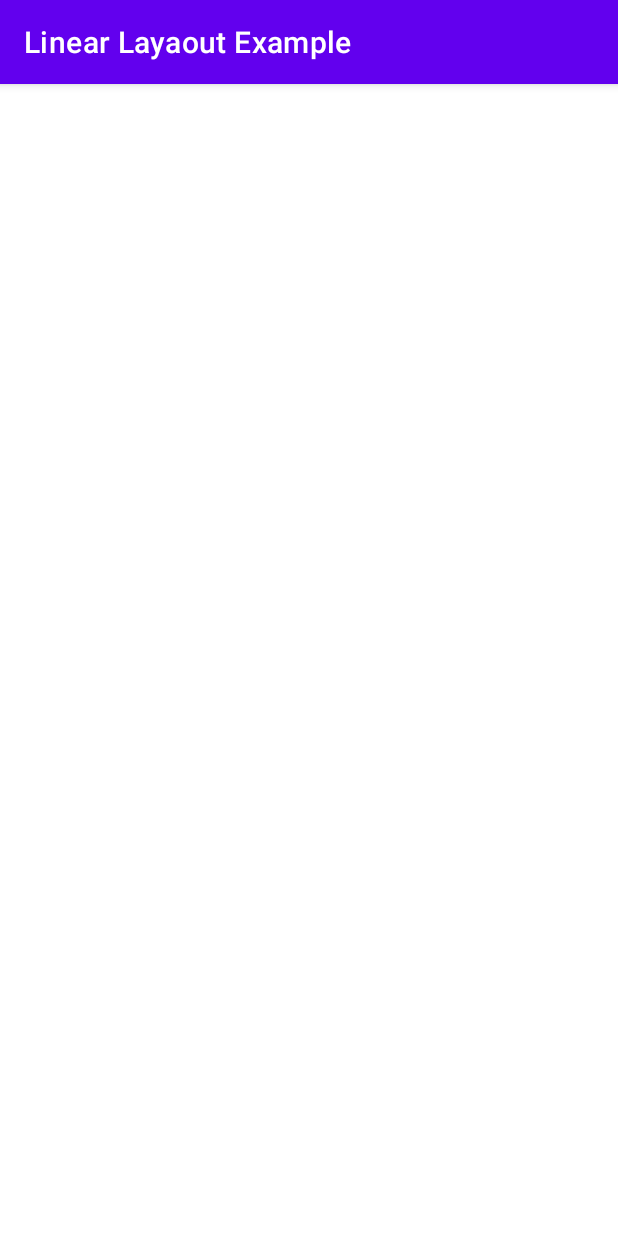
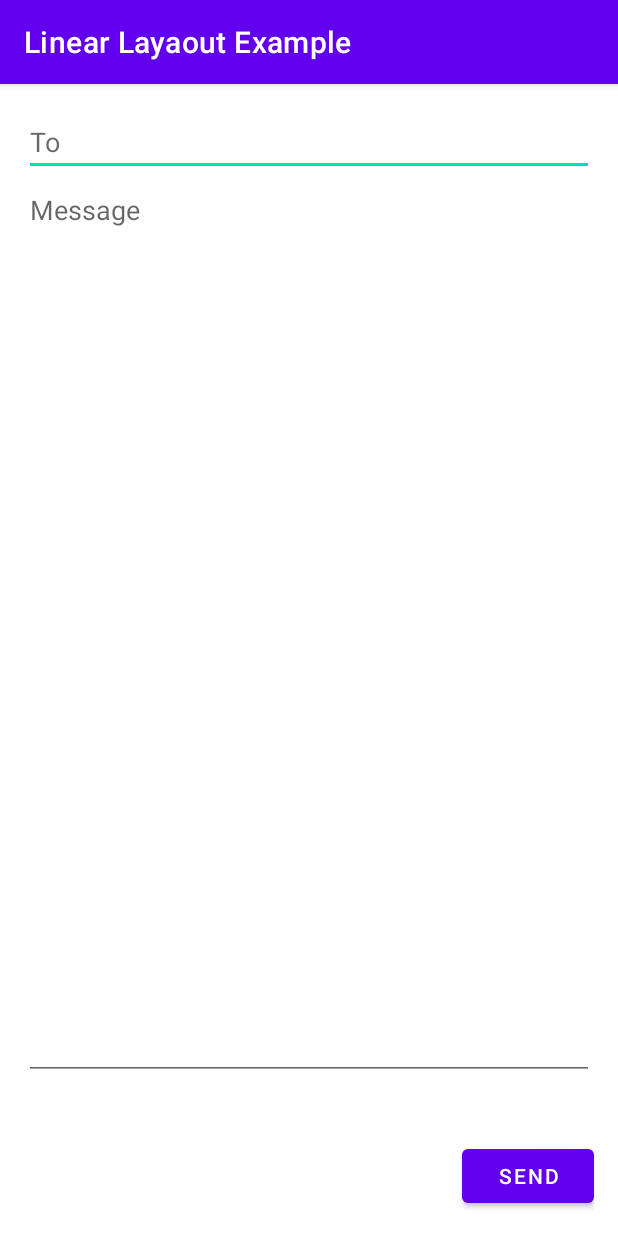
Before and after one commit to Sebenicz/hfad.LinearLayout, an Android app: the screen it shows after launch (MainActivity), on a phone screen of 412 x 824 dp. Run offline under Robolectric (Android 15) with nearby library versions, the phone set to English and light mode, and no system bars.

Commit message:
add widgets to layout

```diff
--- a/app/src/main/res/layout/activity_main.xml
+++ b/app/src/main/res/layout/activity_main.xml
@@ -8,4 +8,22 @@
     android:padding="16dp"
     tools:context=".MainActivity">
 
+    <EditText
+        android:layout_width="match_parent"
+        android:layout_height="wrap_content"
+        android:hint="To"
+        android:inputType="text"/>
+    <EditText
+        android:layout_width="match_parent"
+        android:layout_height="0dp"
+        android:layout_weight="1"
+        android:gravity="top"
+        android:hint="Message" />
+    <Button
+        android:layout_width="wrap_content"
+        android:layout_height="wrap_content"
+        android:layout_gravity="end"
+        android:layout_marginTop="40dp"
+        android:text="Send" />
+
 </LinearLayout>
```
